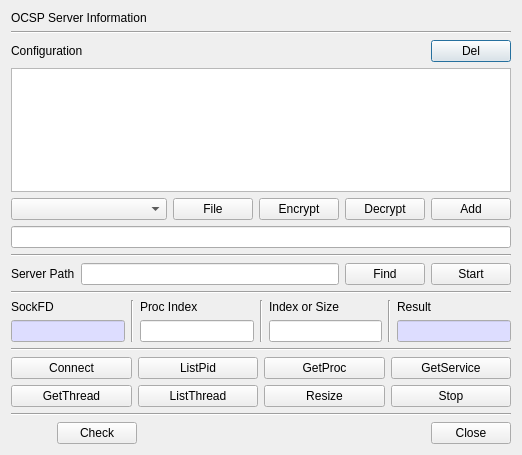
First picture: the form in CertMan/pki_srv_dlg.ui, repository jykim74/CertMan, before the edit.
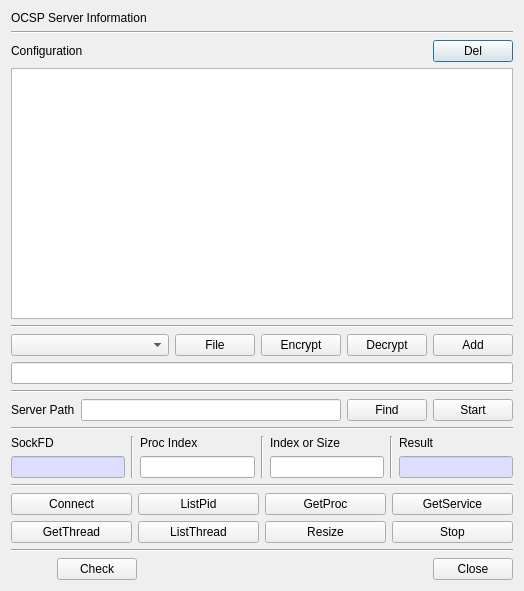
Second picture: the form after the edit. Icons and pictures are not drawn.

Diff of the .ui file:
```diff
--- a/CertMan/pki_srv_dlg.ui
+++ b/CertMan/pki_srv_dlg.ui
@@ -6,8 +6,8 @@
    <rect>
     <x>0</x>
     <y>0</y>
-    <width>518</width>
-    <height>455</height>
+    <width>524</width>
+    <height>591</height>
    </rect>
   </property>
   <property name="windowTitle">
@@ -72,6 +72,13 @@
      </property>
     </widget>
    </item>
+   <item>
+    <widget class="Line" name="line_9">
+     <property name="orientation">
+      <enum>Qt::Horizontal</enum>
+     </property>
+    </widget>
+   </item>
    <item>
     <layout class="QGridLayout" name="gridLayout_2">
      <property name="topMargin">
```
